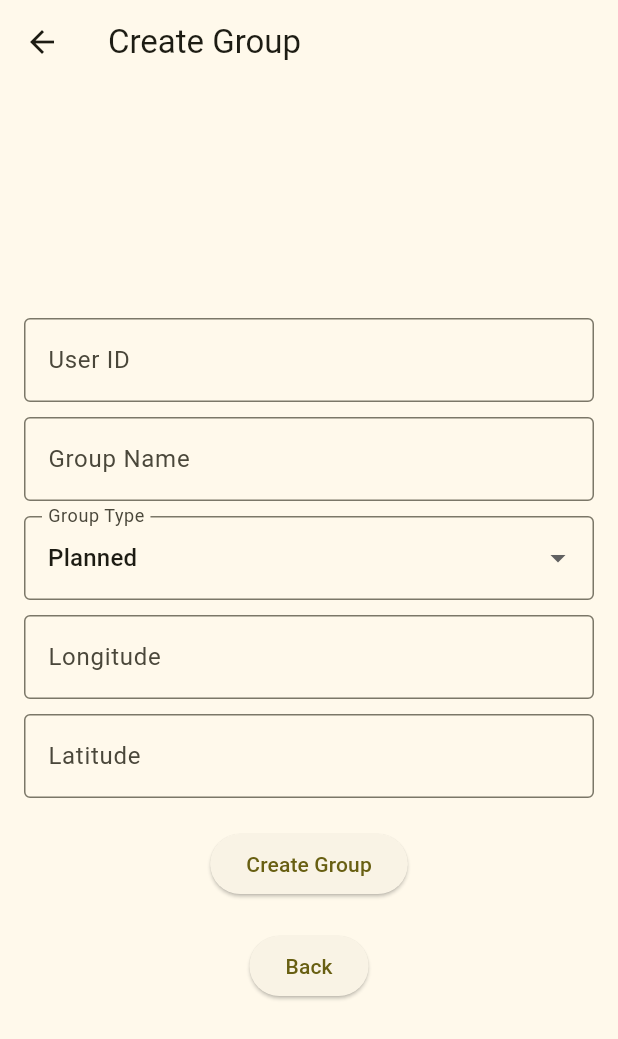
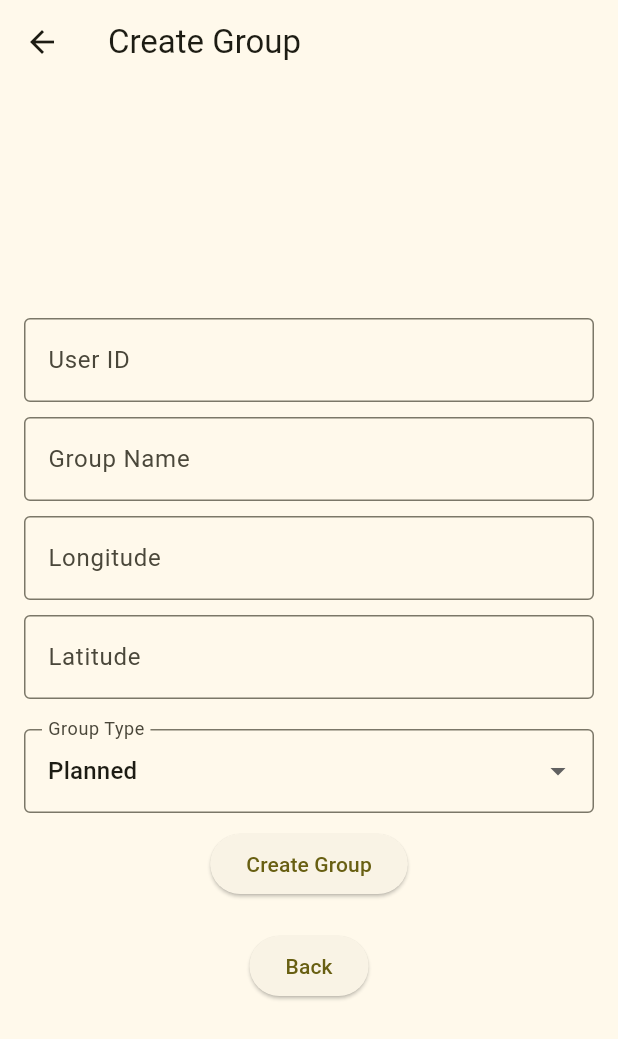
Before and after one commit to ryanhassell/VacationPlanner, a Flutter app: the CreateGroupPage screen opened directly, after a tap on "Create Group", on a phone screen of 412 x 824 dp. Shown: the top 1039 px of the screen. Run offline on Flutter 3.47's test engine with Material 3 defaults, Android fonts, the phone set to English and light mode, and no system bars; missing offline and left inert: dart:ffi; network calls fail.

Commit message:
Mainly Dart updates small group.py updates

```diff
--- a/lib/create_group_page.dart
+++ b/lib/create_group_page.dart
@@ -1,4 +1,10 @@
+import 'dart:ffi';
+
 import 'package:flutter/material.dart';
+import 'package:http/http.dart' as http;
+import 'dart:convert';
+
+import 'global_vars.dart';
 
 class CreateGroupPage extends StatefulWidget {
   const CreateGroupPage({super.key});
@@ -13,6 +19,34 @@ class _CreateGroupPageState extends State<CreateGroupPage> {
   final TextEditingController _longitudeController = TextEditingController();
   final TextEditingController _latitudeController = TextEditingController();
   String _selectedGroupType = 'Planned';
+
+
+  Future<void> _createGroup() async {
+    const String apiUrl = 'http://$ip/groups';
+
+    final response = await http.post(
+      Uri.parse(apiUrl),
+      headers: {'Content-Type': 'application/json'},
+      body: jsonEncode({
+        'owner': _userIdController.text,
+        'group_name': _groupNameController.text,
+        'location_long': _longitudeController.text,
+        'location_lat': _latitudeController.text,
+        'group_type': _selectedGroupType
+      }),
+    );
+
+    if (response.statusCode == 200) {
+      ScaffoldMessenger.of(context).showSnackBar(
+        const SnackBar(content: Text('User created successfully!')),
+      );
+      Navigator.pop(context);
+    } else {
+      ScaffoldMessenger.of(context).showSnackBar(
+        SnackBar(content: Text('Error: ${response.body}')),
+      );
+    }
+  }
 
   @override
   Widget build(BuildContext context) {
@@ -41,6 +75,24 @@ class _CreateGroupPageState extends State<CreateGroupPage> {
               ),
             ),
             const SizedBox(height: 10),
+            TextField(
+              controller: _longitudeController,
+              decoration: InputDecoration(
+                labelText: 'Longitude',
+                border: OutlineInputBorder(),
+              ),
+              keyboardType: TextInputType.number,
+            ),
+            const SizedBox(height: 10),
+            TextField(
+              controller: _latitudeController,
+              decoration: InputDecoration(
+                labelText: 'Latitude',
+                border: OutlineInputBorder(),
+              ),
+              keyboardType: TextInputType.number,
+            ),
+            const SizedBox(height: 20),
             DropdownButtonFormField<String>(
               value: _selectedGroupType,
               items: ['Planned', 'Random']
@@ -60,28 +112,8 @@ class _CreateGroupPageState extends State<CreateGroupPage> {
               ),
             ),
             const SizedBox(height: 10),
-            TextField(
-              controller: _longitudeController,
-              decoration: InputDecoration(
-                labelText: 'Longitude',
-                border: OutlineInputBorder(),
-              ),
-              keyboardType: TextInputType.number,
-            ),
-            const SizedBox(height: 10),
-            TextField(
-              controller: _latitudeController,
-              decoration: InputDecoration(
-                labelText: 'Latitude',
-                border: OutlineInputBorder(),
-              ),
-              keyboardType: TextInputType.number,
-            ),
-            const SizedBox(height: 20),
             ElevatedButton(
-              onPressed: () {
-                // Handle group creation logic
-              },
+              onPressed: _createGroup,
               child: const Text('Create Group'),
             ),
             const SizedBox(height: 20),
--- a/lib/global_vars.dart
+++ b/lib/global_vars.dart
@@ -1,4 +1,4 @@
 const String apiKey = '';
-const String ip = "10.0.0.227:8000";
+const String ip = "10.0.0.124:8000";
 String userType = '';
 int current_user_id = 0;
```
Also changed, not shown: 1 other file.
